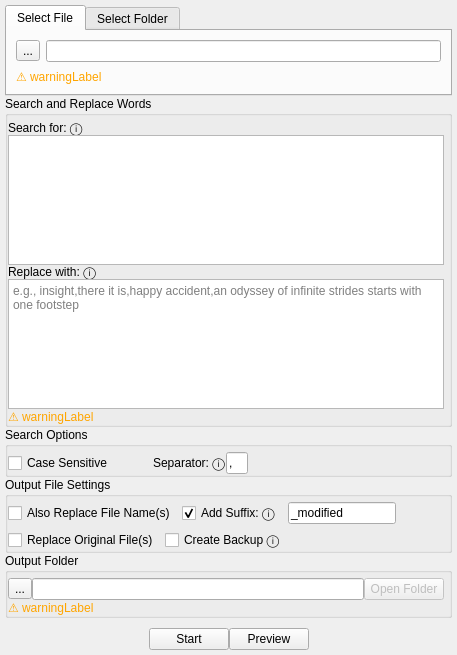
Qt form mainwindow.ui (js-lm/Simple-Word-Replacer) before a commit.
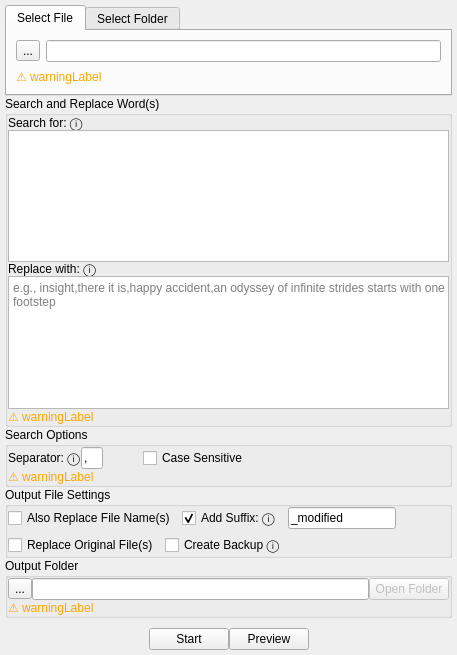
The same form after that commit. The open tabs and pages were chosen to show the change. Icons and pictures are not drawn. Custom widgets are drawn as their Qt base class.

Commit message: updated main window functions

```diff
--- a/mainwindow.ui
+++ b/mainwindow.ui
@@ -152,7 +152,7 @@
     <item>
      <widget class="QGroupBox" name="rules">
       <property name="title">
-       <string>Search and Replace Words</string>
+       <string>Search and Replace Word(s)</string>
       </property>
       <layout class="QVBoxLayout" name="verticalLayout_3">
        <property name="spacing">
@@ -162,10 +162,10 @@
         <number>0</number>
        </property>
        <property name="topMargin">
-        <number>5</number>
+        <number>0</number>
        </property>
        <property name="rightMargin">
-        <number>5</number>
+        <number>0</number>
        </property>
        <property name="bottomMargin">
         <number>0</number>
@@ -233,7 +233,7 @@
       <property name="title">
        <string>Search Options</string>
       </property>
-      <layout class="QHBoxLayout" name="horizontalLayout_7">
+      <layout class="QVBoxLayout" name="verticalLayout_6">
        <property name="spacing">
         <number>0</number>
        </property>
@@ -241,36 +241,16 @@
         <number>0</number>
        </property>
        <property name="topMargin">
-        <number>5</number>
+        <number>0</number>
        </property>
        <property name="rightMargin">
-        <number>5</number>
+        <number>0</number>
        </property>
        <property name="bottomMargin">
         <number>0</number>
        </property>
        <item>
-        <layout class="QHBoxLayout" name="searchLayout" stretch="1,0,1,1,10000">
-         <item>
-          <widget class="QCheckBox" name="isCaseSensitive">
-           <property name="text">
-            <string>Case Sensitive</string>
-           </property>
-          </widget>
-         </item>
-         <item>
-          <spacer name="searchSpacerLeft">
-           <property name="orientation">
-            <enum>Qt::Orientation::Horizontal</enum>
-           </property>
-           <property name="sizeHint" stdset="0">
-            <size>
-             <width>40</width>
-             <height>20</height>
-            </size>
-           </property>
-          </spacer>
-         </item>
+        <layout class="QHBoxLayout" name="searchLayout" stretch="1,1,0,0,1000000">
          <item>
           <widget class="QLabel" name="separatorLabel">
            <property name="text">
@@ -289,7 +269,27 @@
           </widget>
          </item>
          <item>
-          <spacer name="searchSpacerRight">
+          <spacer name="searchSpacerLeft">
+           <property name="orientation">
+            <enum>Qt::Orientation::Horizontal</enum>
+           </property>
+           <property name="sizeHint" stdset="0">
+            <size>
+             <width>40</width>
+             <height>20</height>
+            </size>
+           </property>
+          </spacer>
+         </item>
+         <item>
+          <widget class="QCheckBox" name="isCaseSensitive">
+           <property name="text">
+            <string>Case Sensitive</string>
+           </property>
+          </widget>
+         </item>
+         <item>
+          <spacer name="horizontalSpacer">
            <property name="orientation">
             <enum>Qt::Orientation::Horizontal</enum>
            </property>
@@ -303,6 +303,16 @@
          </item>
         </layout>
        </item>
+       <item>
+        <widget class="QLabel" name="separatorWarningLabel">
+         <property name="styleSheet">
+          <string notr="true">color:rgb(255, 165, 0)</string>
+         </property>
+         <property name="text">
+          <string>⚠ warningLabel</string>
+         </property>
+        </widget>
+       </item>
       </layout>
      </widget>
     </item>
@@ -319,10 +329,10 @@
         <number>0</number>
        </property>
        <property name="topMargin">
-        <number>5</number>
+        <number>0</number>
        </property>
        <property name="rightMargin">
-        <number>5</number>
+        <number>0</number>
        </property>
        <property name="bottomMargin">
         <number>0</number>
@@ -412,10 +422,10 @@
         <number>0</number>
        </property>
        <property name="topMargin">
-        <number>5</number>
+        <number>0</number>
        </property>
        <property name="rightMargin">
-        <number>5</number>
+        <number>0</number>
        </property>
        <property name="bottomMargin">
         <number>0</number>
```
Left out of the diff: 29 changed lines with no effect on the pictures. The commit also changes 5 other files.
